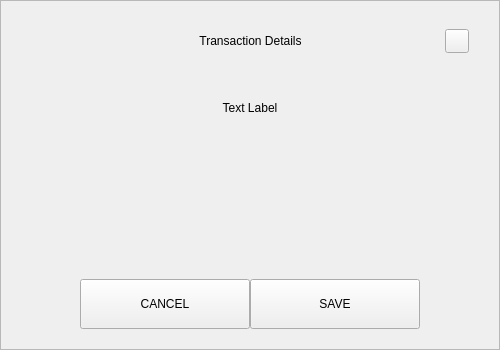
PWRB-Project/PWRB, file src/qt/pwrb/forms/defaultdialog.ui: the form before one commit.
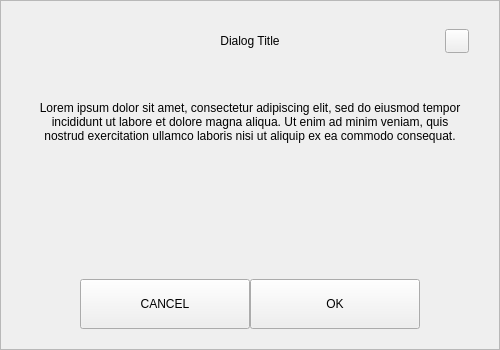
The form after the commit.

What changed in the file:
```diff
--- a/src/qt/pwrb/forms/defaultdialog.ui
+++ b/src/qt/pwrb/forms/defaultdialog.ui
@@ -92,7 +92,7 @@
            <string notr="true">padding-left:24px;</string>
           </property>
           <property name="text">
-           <string>Transaction Details</string>
+           <string notr="true">Dialog Title</string>
           </property>
           <property name="alignment">
            <set>Qt::AlignCenter</set>
@@ -158,7 +158,7 @@
       <item>
        <widget class="QLabel" name="labelMessage">
         <property name="text">
-         <string>Text Label</string>
+         <string notr="true">Lorem ipsum dolor sit amet, consectetur adipiscing elit, sed do eiusmod tempor incididunt ut labore et dolore magna aliqua. Ut enim ad minim veniam, quis nostrud exercitation ullamco laboris nisi ut aliquip ex ea commodo consequat.</string>
         </property>
         <property name="alignment">
          <set>Qt::AlignCenter</set>
@@ -239,7 +239,7 @@
            <enum>Qt::NoFocus</enum>
           </property>
           <property name="text">
-           <string>SAVE</string>
+           <string>OK</string>
           </property>
          </widget>
         </item>
```
